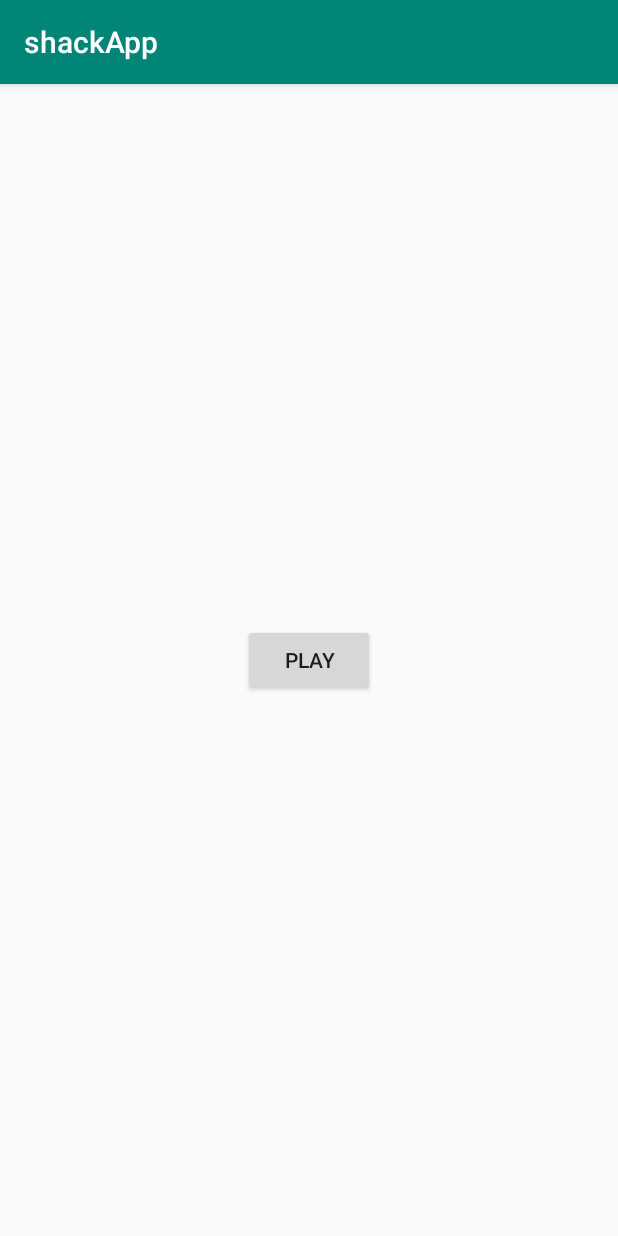
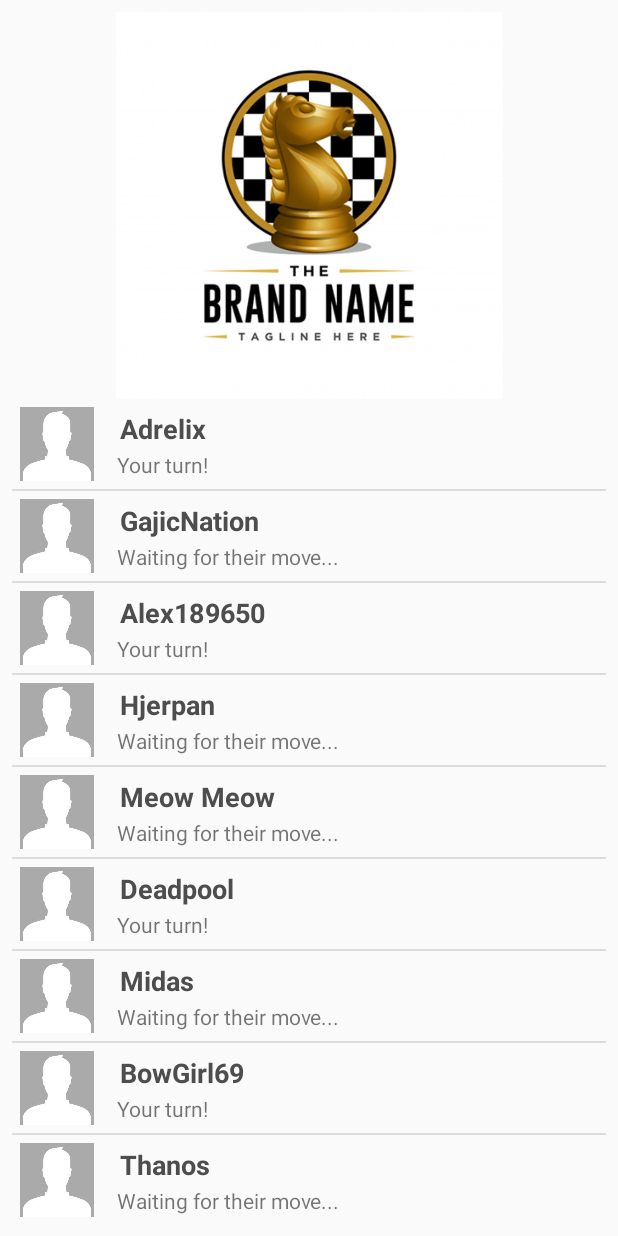
Before and after one commit to Adrelix/schackApp, an Android app: the screen it shows after launch (MainActivity), on a phone screen of 412 x 824 dp. Run offline under Robolectric (Android 15) with nearby library versions, the phone set to English and light mode, and no system bars.

Commit message:
menu improvements and started to connect specific matches to boards

```diff
--- /dev/null
+++ b/app/src/main/java/com/example/adam/schackapp/GameItemListAdapter.java
@@ -0,0 +1,45 @@
+package com.example.adam.schackapp;
+
+import android.app.Activity;
+
+import android.view.LayoutInflater;
+import android.view.View;
+import android.view.ViewGroup;
+import android.widget.ArrayAdapter;
+import android.widget.ImageView;
+import android.widget.TextView;
+
+public class GameItemListAdapter extends ArrayAdapter<String> {
+
+    private final Activity context;
+    private final String[] maintitle;
+    private final String[] subtitle;
+    private final Integer[] imgid;
+
+    public GameItemListAdapter(Activity context, String[] maintitle,String[] subtitle, Integer[] imgid) {
+        super(context, R.layout.game_list_item, maintitle);
+        // TODO Auto-generated constructor stub
+
+        this.context=context;
+        this.maintitle=maintitle;
+        this.subtitle=subtitle;
+        this.imgid=imgid;
+
+    }
+
+    public View getView(int position,View view,ViewGroup parent) {
+        LayoutInflater inflater=context.getLayoutInflater();
+        View rowView=inflater.inflate(R.layout.game_list_item, null,true);
+
+        TextView titleText = (TextView) rowView.findViewById(R.id.title);
+        ImageView imageView = (ImageView) rowView.findViewById(R.id.icon);
+        TextView subtitleText = (TextView) rowView.findViewById(R.id.subtitle);
+
+        titleText.setText(maintitle[position]);
+        imageView.setImageResource(imgid[position]);
+        subtitleText.setText(subtitle[position]);
+
+        return rowView;
+
+    };
+}
--- a/app/src/main/java/com/example/adam/schackapp/MainActivity.java
+++ b/app/src/main/java/com/example/adam/schackapp/MainActivity.java
@@ -1,20 +1,76 @@
 package com.example.adam.schackapp;
 
 import android.content.Intent;
+import android.support.v7.app.ActionBar;
 import android.support.v7.app.AppCompatActivity;
 import android.os.Bundle;
 import android.view.View;
+import android.widget.AdapterView;
+import android.widget.LinearLayout;
+import android.widget.ListView;
+import android.widget.Toast;
 
 public class MainActivity extends AppCompatActivity {
+
+    String[] playertitle ={                                           //sample users here, should be replace with data fetched from database
+            "Adrelix","GajicNation",                                //the view that this is represented in should also be changed from a listview
+            "Alex189650","Hjerpan",                                 //to probably trying to add listitems directly to the linear layout to make the logo and
+            "Meow Meow", "Deadpool",                                //options bar scroll with the list
+            "Midas","BowGirl69",
+            "Thanos", "Mumbo Jumbo",
+    };
+
+    String[] subtitle ={
+            "Your turn!","Waiting for their move...",
+            "Your turn!","Waiting for their move...",
+            "Waiting for their move...", "Your turn!","Waiting for their move...",
+            "Your turn!","Waiting for their move...",
+            "Waiting for their move...",
+    };
+    Integer[] imgid={
+            R.drawable.empty_profile_image,R.drawable.empty_profile_image,
+            R.drawable.empty_profile_image,R.drawable.empty_profile_image,
+            R.drawable.empty_profile_image, R.drawable.empty_profile_image,R.drawable.empty_profile_image,
+            R.drawable.empty_profile_image,R.drawable.empty_profile_image,
+            R.drawable.empty_profile_image,
+    };
+
+
+
 
     @Override
     protected void onCreate(Bundle savedInstanceState) {
         super.onCreate(savedInstanceState);
         setContentView(R.layout.activity_main);
+
+
+        //Remove the navBar
+        ActionBar actionBar = getSupportActionBar();
+        actionBar.hide();
+
+
+
+        //Takes in the list of desired attributes, sends them to an adapter and then puts them in a list, creating the current games list
+        GameItemListAdapter adapter=new GameItemListAdapter(this, playertitle, subtitle, imgid);
+        ListView list=(ListView) findViewById(R.id.game_list);
+        list.setAdapter(adapter);                                                                           //Adds all loaded in gamelistitems
+        list.setOnItemClickListener(new AdapterView.OnItemClickListener() {                                 //what happens after an item is pressed
+            @Override
+            public void onItemClick(AdapterView<?> parent, View view,int position, long id) {
+                Intent intent = new Intent(MainActivity.this, GameBoard.class);
+                intent.putExtra("playerName", playertitle[position]);
+
+                    startGame(view, intent);
+            }
+        });
+
+
+
     }
 
 
-    public void startGame(View view){
-        startActivity(new Intent(this, GameBoard.class));
+
+    public void startGame(View view, Intent intent){
+        startActivity(intent);
     }
 }
--- a/app/src/main/res/layout/activity_main.xml
+++ b/app/src/main/res/layout/activity_main.xml
@@ -6,18 +6,42 @@
     android:layout_height="match_parent"
     tools:context=".MainActivity">
 
-    <Button
-        android:id="@+id/playButton"
-        android:layout_width="wrap_content"
-        android:layout_height="wrap_content"
+    <ScrollView
+        android:layout_width="match_parent"
+        android:layout_height="0dp"
+        android:layout_marginBottom="8dp"
+        app:layout_constraintBottom_toBottomOf="parent"
+        app:layout_constraintTop_toBottomOf="@+id/imageView">
+
+        <LinearLayout
+            android:id="@+id/linLayout"
+            android:layout_width="match_parent"
+            android:layout_height="wrap_content"
+            android:orientation="vertical" />
+    </ScrollView>
+
+    <ImageView
+        android:id="@+id/imageView"
+        android:layout_width="0dp"
+        android:layout_height="258dp"
         android:layout_marginStart="8dp"
         android:layout_marginTop="8dp"
         android:layout_marginEnd="8dp"
+        app:layout_constraintEnd_toEndOf="parent"
+        app:layout_constraintStart_toStartOf="parent"
+        app:layout_constraintTop_toTopOf="parent"
+        app:srcCompat="@drawable/chess_logo" />
+
+    <ListView
+        android:id="@+id/game_list"
+        android:layout_width="match_parent"
+        android:layout_height="0dp"
+        android:layout_marginStart="8dp"
+        android:layout_marginEnd="8dp"
         android:layout_marginBottom="8dp"
-        android:onClick="startGame"
-        android:text="Play"
         app:layout_constraintBottom_toBottomOf="parent"
         app:layout_constraintEnd_toEndOf="parent"
         app:layout_constraintStart_toStartOf="parent"
-        app:layout_constraintTop_toTopOf="parent" />
+        app:layout_constraintTop_toBottomOf="@+id/imageView" />
+
 </android.support.constraint.ConstraintLayout>
--- a/app/src/main/res/layout/game_board_layout.xml
+++ b/app/src/main/res/layout/game_board_layout.xml
@@ -66,7 +66,7 @@
                     android:layout_marginStart="8dp"
                     android:layout_marginTop="8dp"
                     android:layout_marginBottom="8dp"
-                    android:text="PlayerName"
+                    android:text="Alex189650"
                     android:textColor="?attr/colorBackgroundFloating"
                     android:textStyle="bold"
                     app:layout_constraintBottom_toBottomOf="parent"
--- /dev/null
+++ b/app/src/main/res/layout/game_list_item.xml
@@ -0,0 +1,37 @@
+<?xml version="1.0" encoding="utf-8"?>
+<LinearLayout xmlns:android="http://schemas.android.com/apk/res/android"
+    android:layout_width="match_parent"
+    android:layout_height="match_parent"
+    android:orientation="horizontal" >
+
+    <ImageView
+        android:id="@+id/icon"
+        android:layout_width="60dp"
+        android:layout_height="60dp"
+        android:padding="5dp" />
+
+    <LinearLayout
+        android:layout_width="wrap_content"
+        android:layout_height="wrap_content"
+        android:orientation="vertical">
+
+        <TextView
+            android:id="@+id/title"
+            android:layout_width="wrap_content"
+            android:layout_height="wrap_content"
+            android:layout_marginLeft="10dp"
+            android:layout_marginTop="5dp"
+            android:padding="2dp"
+            android:text="Medium Text"
+            android:textAppearance="?android:attr/textAppearanceMedium"
+            android:textColor="#4d4d4d"
+            android:textStyle="bold" />
+
+        <TextView
+            android:id="@+id/subtitle"
+            android:layout_width="wrap_content"
+            android:layout_height="wrap_content"
+            android:layout_marginLeft="10dp"
+            android:text="TextView" />
+    </LinearLayout>
+</LinearLayout>
--- a/app/src/main/res/values/colors.xml
+++ b/app/src/main/res/values/colors.xml
@@ -6,4 +6,5 @@
     <color name="highlightedTile">#24b1f7</color>
     <color name="selectedTile">#ff00c3</color>
     <color name="black">#0a0809</color>
+    <color name="transparent">#00ffffff</color>
 </resources>
```
Also changed, not shown: app/src/main/java/com/example/adam/schackapp/GameBoard.java (+43 -3 lines), app/src/main/java/com/example/adam/schackapp/Piece.java (+30 -17 lines), app/src/main/res/drawable/chess_logo.png (added).
